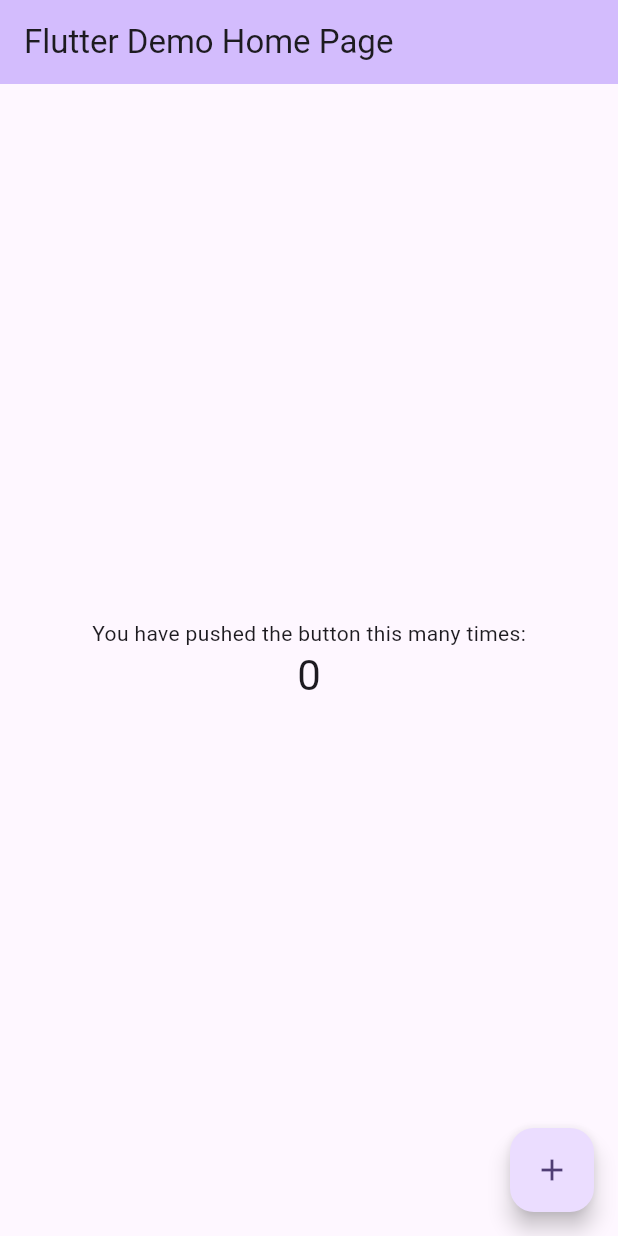
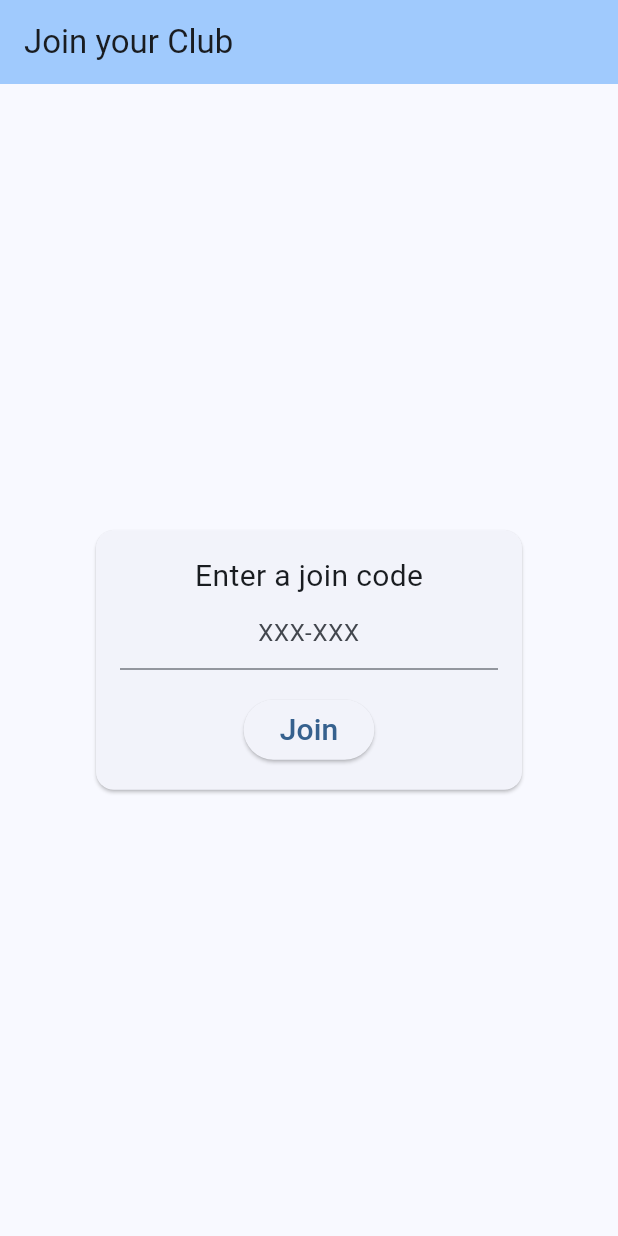
Before and after one commit to PaulBailey-1/coding_club, a Flutter app: the screen it shows after launch, on a phone screen of 412 x 824 dp. Run offline on Flutter 3.47's test engine with Material 2 defaults, Android fonts, the light colour scheme and no system bars; our stand-ins replace fluttertoast.

Commit message:
UI design, added join, profile, and club pages

```diff
--- a/lib/main.dart
+++ b/lib/main.dart
@@ -1,3 +1,5 @@
+import 'package:coding_club/pages/join.dart';
+
 import 'package:flutter/material.dart';
 
 void main() {
@@ -11,115 +13,12 @@ class MyApp extends StatelessWidget {
   @override
   Widget build(BuildContext context) {
     return MaterialApp(
-      title: 'Flutter Demo',
+      title: 'Coding Club',
       theme: ThemeData(
-        // This is the theme of your application.
-        //
-        // TRY THIS: Try running your application with "flutter run". You'll see
-        // the application has a blue toolbar. Then, without quitting the app,
-        // try changing the seedColor in the colorScheme below to Colors.green
-        // and then invoke "hot reload" (save your changes or press the "hot
-        // reload" button in a Flutter-supported IDE, or press "r" if you used
-        // the command line to start the app).
-        //
-        // Notice that the counter didn't reset back to zero; the application
-        // state is not lost during the reload. To reset the state, use hot
-        // restart instead.
-        //
-        // This works for code too, not just values: Most code changes can be
-        // tested with just a hot reload.
-        colorScheme: ColorScheme.fromSeed(seedColor: Colors.deepPurple),
+        colorScheme: ColorScheme.fromSeed(seedColor: Colors.blue),
         useMaterial3: true,
       ),
-      home: const MyHomePage(title: 'Flutter Demo Home Page'),
+      home: const JoinPage(),
     );
   }
 }
-
-class MyHomePage extends StatefulWidget {
-  const MyHomePage({super.key, required this.title});
-
-  // This widget is the home page of your application. It is stateful, meaning
-  // that it has a State object (defined below) that contains fields that affect
-  // how it looks.
-
-  // This class is the configuration for the state. It holds the values (in this
-  // case the title) provided by the parent (in this case the App widget) and
-  // used by the build method of the State. Fields in a Widget subclass are
-  // always marked "final".
-
-  final String title;
-
-  @override
-  State<MyHomePage> createState() => _MyHomePageState();
-}
-
-class _MyHomePageState extends State<MyHomePage> {
-  int _counter = 0;
-
-  void _incrementCounter() {
-    setState(() {
-      // This call to setState tells the Flutter framework that something has
-      // changed in this State, which causes it to rerun the build method below
-      // so that the display can reflect the updated values. If we changed
-      // _counter without calling setState(), then the build method would not be
-      // called again, and so nothing would appear to happen.
-      _counter++;
-    });
-  }
-
-  @override
-  Widget build(BuildContext context) {
-    // This method is rerun every time setState is called, for instance as done
-    // by the _incrementCounter method above.
-    //
-    // The Flutter framework has been optimized to make rerunning build methods
-    // fast, so that you can just rebuild anything that needs updating rather
-    // than having to individually change instances of widgets.
-    return Scaffold(
-      appBar: AppBar(
-        // TRY THIS: Try changing the color here to a specific color (to
-        // Colors.amber, perhaps?) and trigger a hot reload to see the AppBar
-        // change color while the other colors stay the same.
-        backgroundColor: Theme.of(context).colorScheme.inversePrimary,
-        // Here we take the value from the MyHomePage object that was created by
-        // the App.build method, and use it to set our appbar title.
-        title: Text(widget.title),
-      ),
-      body: Center(
-        // Center is a layout widget. It takes a single child and positions it
-        // in the middle of the parent.
-        child: Column(
-          // Column is also a layout widget. It takes a list of children and
-          // arranges them vertically. By default, it sizes itself to fit its
-          // children horizontally, and tries to be as tall as its parent.
-          //
-          // Column has various properties to control how it sizes itself and
-          // how it positions its children. Here we use mainAxisAlignment to
-          // center the children vertically; the main axis here is the vertical
-          // axis because Columns are vertical (the cross axis would be
-          // horizontal).
-          //
-          // TRY THIS: Invoke "debug painting" (choose the "Toggle Debug Paint"
-          // action in the IDE, or press "p" in the console), to see the
-          // wireframe for each widget.
-          mainAxisAlignment: MainAxisAlignment.center,
-          children: <Widget>[
-            const Text(
-              'You have pushed the button this many times:',
-            ),
-            Text(
-              '$_counter',
-              style: Theme.of(context).textTheme.headlineMedium,
-            ),
-          ],
-        ),
-      ),
-      floatingActionButton: FloatingActionButton(
-        onPressed: _incrementCounter,
-        tooltip: 'Increment',
-        child: const Icon(Icons.add),
-      ), // This trailing comma makes auto-formatting nicer for build methods.
-    );
-  }
-}
--- /dev/null
+++ b/lib/pages/join.dart
@@ -0,0 +1,66 @@
+
+import 'package:flutter/material.dart';
+import 'package:fluttertoast/fluttertoast.dart';
+
+import 'profile.dart';
+
+class JoinPage extends StatefulWidget {
+  const JoinPage({super.key});
+
+  @override
+  State<JoinPage> createState() => _JoinPageState();
+}
+
+class _JoinPageState extends State<JoinPage> {
+  final codeController = TextEditingController();
+
+  @override
+  void dispose() {
+    codeController.dispose();
+    super.dispose();
+  }
+
+  @override
+  Widget build(BuildContext context) {
+    return Scaffold(
+      appBar: AppBar(
+        backgroundColor: Theme.of(context).colorScheme.inversePrimary,
+        title: const Text('Join your Club'),
+      ),
+      body: Center(
+        child: Card(
+          margin: const EdgeInsets.symmetric(horizontal: 64),
+          child: Container(
+            margin: const EdgeInsets.all(16.0),
+            child: Column(
+              mainAxisSize: MainAxisSize.min,
+              children: [
+                const Text('Enter a join code', style: TextStyle(fontSize: 20)),
+                TextField(
+                  controller: codeController,
+                  textAlign: TextAlign.center,
+                  decoration: const InputDecoration(hintText: 'XXX-XXX'),
+                ),
+                const Padding(padding: EdgeInsets.symmetric(vertical: 8)),
+                ElevatedButton(
+                    onPressed: () {
+                      // checkJoinCode(codeController.text);
+                      if (true) {
+                        Navigator.of(context).pushReplacement(
+                          MaterialPageRoute(
+                            builder: (context) => const ProfilePage(),
+                          ),
+                        );
+                      } else {
+                        Fluttertoast.showToast( msg: "Invalid Join Code", );
+                      }
+                    },
+                    child: const Text('Join', style: TextStyle(fontSize: 20))),
+              ],
+            ),
+          ),
+        ),
+      ),
+    );
+  }
+}
--- a/pubspec.yaml
+++ b/pubspec.yaml
@@ -31,6 +31,7 @@ dependencies:
   flutter:
     sdk: flutter
 
+  fluttertoast: ^8.2.2
 
   # The following adds the Cupertino Icons font to your application.
   # Use with the CupertinoIcons class for iOS style icons.
```
Also changed, not shown: lib/pages/club.dart (added, +25 -0 lines), lib/pages/profile.dart (added, +67 -0 lines), pubspec.lock.
